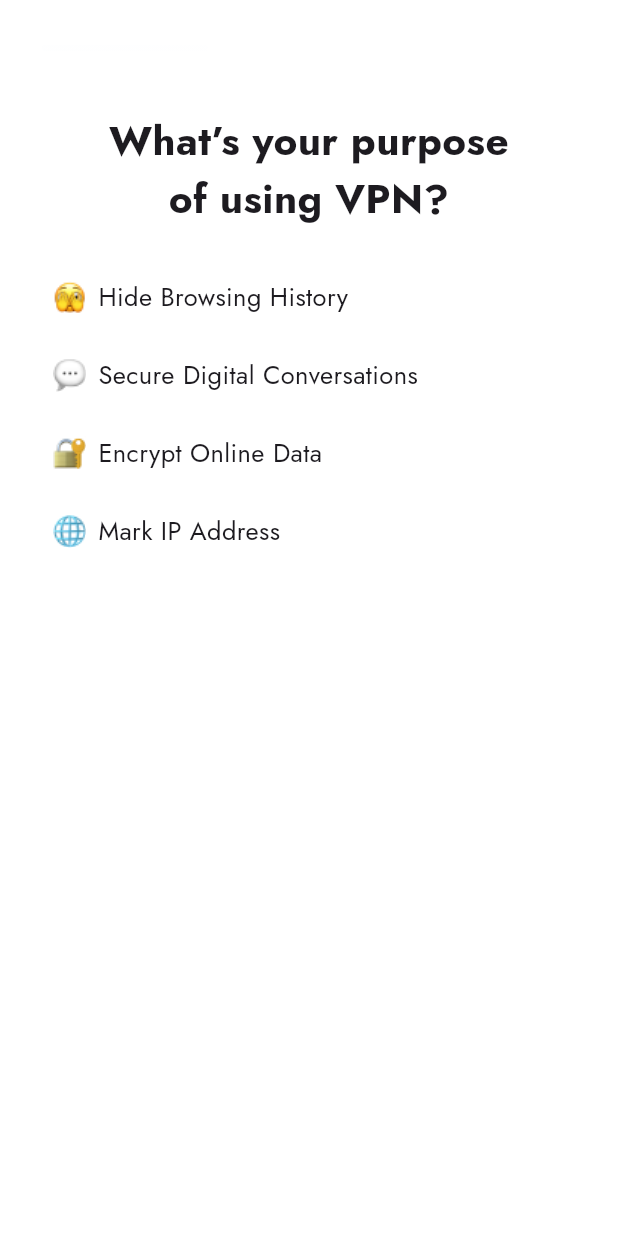
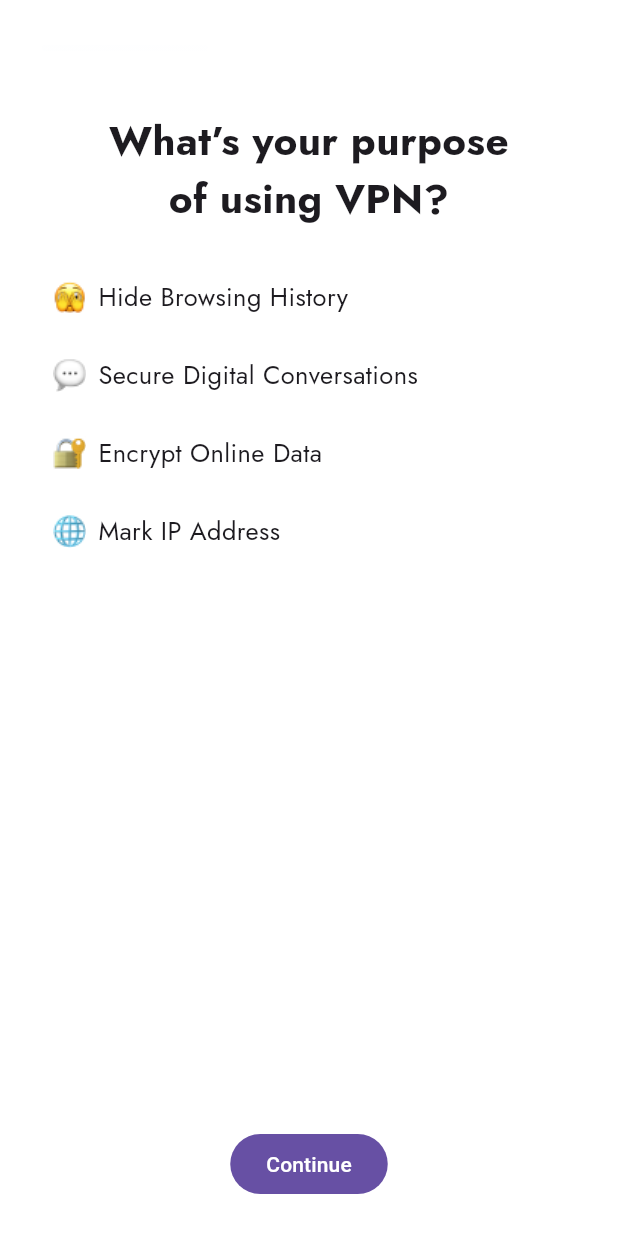
Before and after one commit to theivmatic/vpn_test, a Flutter app: the screen it shows after launch, on a phone screen of 412 x 824 dp. Shown: the top 1233 px of the screen. Run offline on Flutter 3.47's test engine with Material 3 defaults, Android fonts, the phone set to English and light mode, and no system bars; our stand-ins replace google_fonts.

Commit message:
created bottom button widget

```diff
--- a/lib/src/feature/onboarding/presentation/view/onboarding.dart
+++ b/lib/src/feature/onboarding/presentation/view/onboarding.dart
@@ -3,6 +3,7 @@ import 'package:vpn_test/core/constants/app_colors.dart';
 import 'package:vpn_test/core/constants/assets_path.dart';
 import 'package:vpn_test/core/constants/text_styles.dart';
 import 'package:vpn_test/src/feature/onboarding/presentation/widgets/answer_option.dart';
+import 'package:vpn_test/src/feature/onboarding/presentation/widgets/bottom_button.dart';
 import 'package:vpn_test/src/feature/onboarding/presentation/widgets/tabs.dart';
 
 class OnboardingView extends StatelessWidget {
@@ -45,6 +46,11 @@ class OnboardingView extends StatelessWidget {
                 text: 'Mark IP Address',
                 imagePath: AssetsPath.markIpAddress,
               ),
+              const Spacer(),
+              BottomButton(
+                onPressed: () {},
+              ),
+              const SizedBox(height: 24),
             ],
           ),
         ),
--- /dev/null
+++ b/lib/src/feature/onboarding/presentation/widgets/bottom_button.dart
@@ -0,0 +1,18 @@
+import 'package:flutter/material.dart';
+
+class BottomButton extends StatelessWidget {
+  final VoidCallback onPressed;
+
+  const BottomButton({
+    super.key,
+    required this.onPressed,
+  });
+
+  @override
+  Widget build(BuildContext context) {
+    return FilledButton(
+      onPressed: onPressed,
+      child: const Text('Continue'),
+    );
+  }
+}
```
